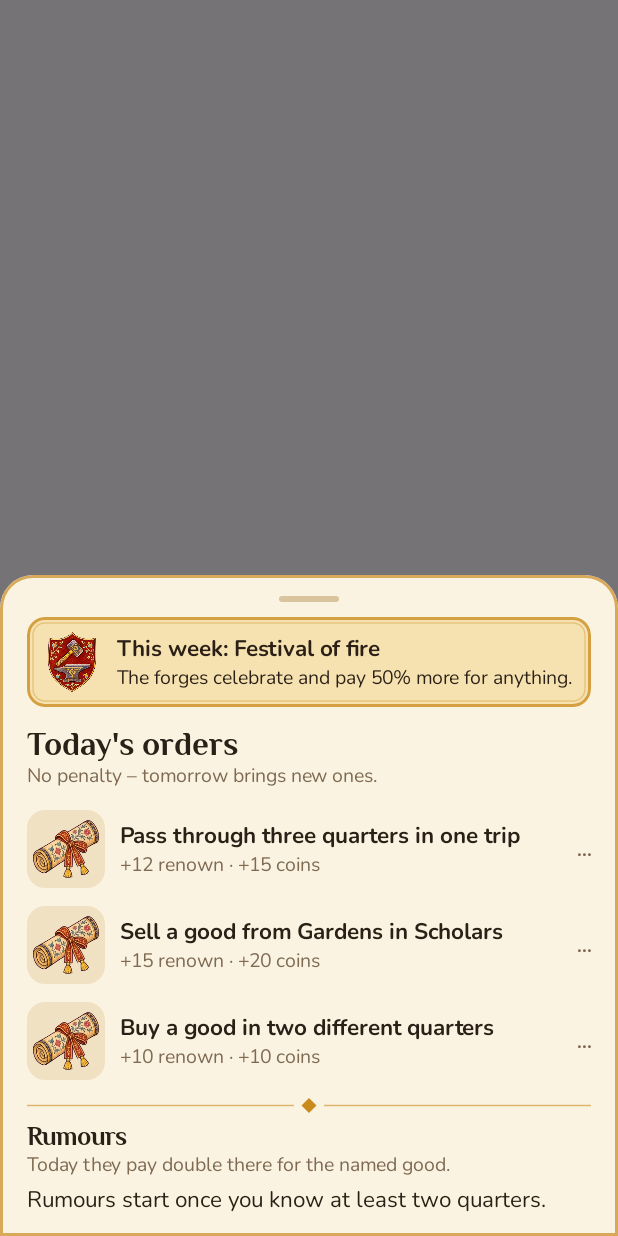
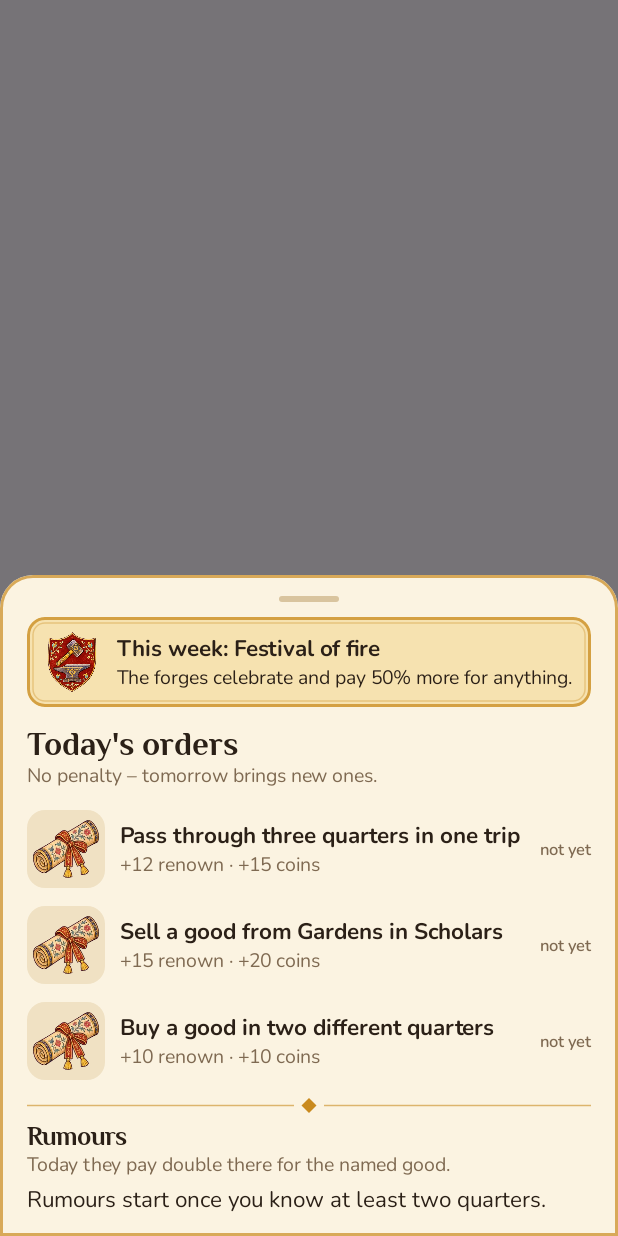
Before and after one commit to bigdevwhale/caravan, an Android app built with Jetpack Compose: the composable DaySheet shown on its own in the app's theme, on a phone screen of 412 x 824 dp. Run offline under Robolectric (Android 15) with nearby library versions, the phone set to English and light mode, and no system bars; pictures from the network do not load; 5 statements that could not run were skipped.

Commit message:
Show long orders and rumours in full (#2)
Row titles in the sheets wrapped to one line and were cut with «…»,
with nothing to open the rest. Titles now take two lines, orders and
rumours four, and an order not done yet says so instead of «…».

Co-Authored-By: Claude Opus 5.5 <noreply@anthropic.com>

```diff
--- a/app/src/main/java/app/caravan/ui/Sheets.kt
+++ b/app/src/main/java/app/caravan/ui/Sheets.kt
@@ -54,13 +54,13 @@ import app.caravan.trip.TripService
 import kotlinx.coroutines.launch
 
 @Composable
-fun GoodRow(pic: String, title: String, sub: String, modifier: Modifier = Modifier, right: @Composable RowScope.() -> Unit) {
+fun GoodRow(pic: String, title: String, sub: String, modifier: Modifier = Modifier, lines: Int = 2, right: @Composable RowScope.() -> Unit) {
     Row(modifier.fillMaxWidth().padding(vertical = 6.dp), verticalAlignment = Alignment.CenterVertically) {
         Box(Modifier.size(52.dp).clip(RoundedCornerShape(12.dp)).background(C.paper2), contentAlignment = Alignment.Center) { Pic(pic, Modifier.size(44.dp)) }
         Spacer(Modifier.width(10.dp))
         Column(Modifier.weight(1f)) {
-            Text(title, style = T.bodyB, maxLines = 1, overflow = TextOverflow.Ellipsis)
-            Text(sub, style = T.small, maxLines = 2, overflow = TextOverflow.Ellipsis)
+            Text(title, style = T.bodyB, maxLines = lines, overflow = TextOverflow.Ellipsis)
+            Text(sub, style = T.small, maxLines = lines + 1, overflow = TextOverflow.Ellipsis)
         }
         Spacer(Modifier.width(8.dp))
         right()
@@ -238,11 +238,11 @@ fun DaySheet(s: State, onQuarter: (String) -> Unit, onDismiss: () -> Unit) {
         Orders.of(s, day).forEach { o ->
             val claimed = Orders.key(day, o) in s.orders
             val done = o.done(s, day)
-            GoodRow(if (claimed) "ic_seal" else "ic_scroll", o.text, tr("+${o.renown} славы", "+${o.renown} renown") + if (o.gold > 0) tr(" · +${o.gold} монет", " · +${o.gold} coins") else "") {
+            GoodRow(if (claimed) "ic_seal" else "ic_scroll", o.text, tr("+${o.renown} славы", "+${o.renown} renown") + if (o.gold > 0) tr(" · +${o.gold} монет", " · +${o.gold} coins") else "", lines = 4) {
                 when {
                     claimed -> Text(tr("готово", "done"), style = T.smallB.copy(color = C.ok))
                     done -> Btn(tr("Забрать", "Claim"), small = true) { scope.launch { c.game.claim(day, o.index) } }
-                    else -> Text("…", style = T.smallB.copy(color = C.mute))
+                    else -> Text(tr("ещё нет", "not yet"), style = T.tiny)
                 }
             }
         }
@@ -253,7 +253,7 @@ fun DaySheet(s: State, onQuarter: (String) -> Unit, onDismiss: () -> Unit) {
         val rs = Market.rumours(s, day)
         if (rs.isEmpty()) Text(tr("Слухи пойдут, когда вы узнаете хотя бы два квартала.", "Rumours start once you know at least two quarters."), style = T.body)
         rs.forEach { r ->
-            GoodRow(r.good.pic, r.text, r.quarter.kind?.title.orEmpty(), Modifier.clickable { onQuarter(r.quarter.id) }) { Pic(r.quarter.kind?.crest ?: "crest_night", Modifier.size(36.dp)) }
+            GoodRow(r.good.pic, r.text, r.quarter.kind?.title.orEmpty(), Modifier.clickable { onQuarter(r.quarter.id) }, lines = 4) { Pic(r.quarter.kind?.crest ?: "crest_night", Modifier.size(36.dp)) }
         }
         Market.fairAt(s, day)?.let { f ->
             Ornament()
```
